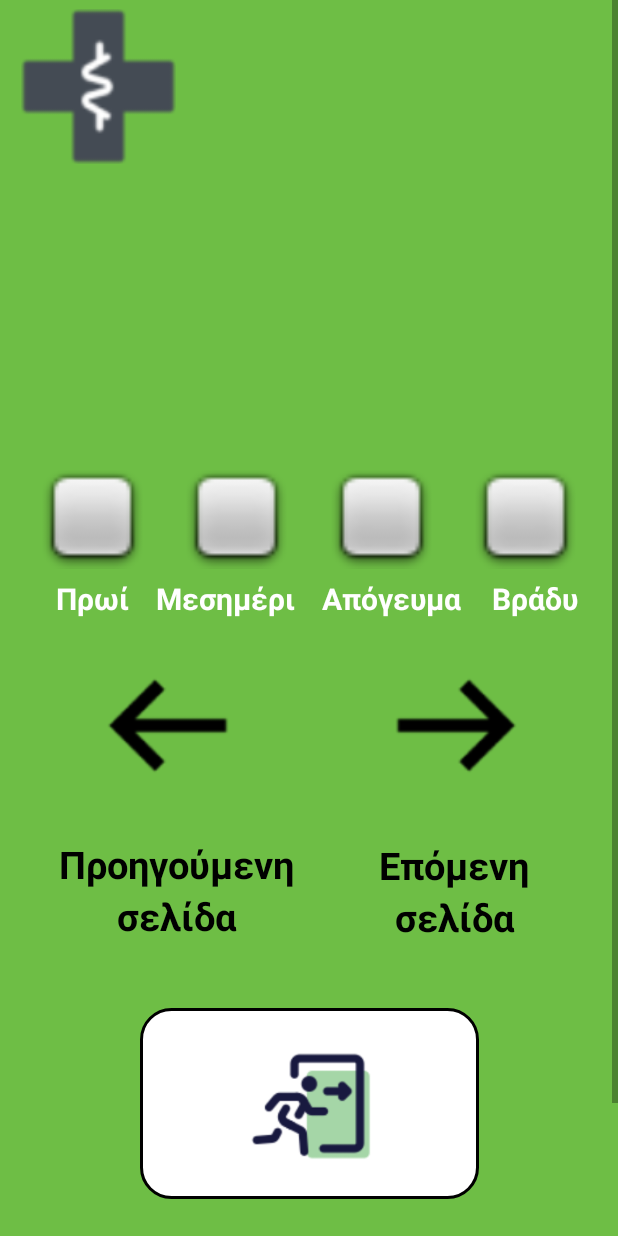
After one commit to Lazaris02/ElderlyUI, an Android app: the layout add_times.xml on its own in the app's theme, with its tools: preview values and no code run, on a phone screen of 412 x 824 dp. The commit adds this screen. Run offline under Robolectric (Android 15) with nearby library versions, the phone set to English and light mode, and no system bars.

Commit message:
AddedPill revisit

```diff
--- a/app/src/main/java/com/example/elderlyui/AddPillsActivity.java
+++ b/app/src/main/java/com/example/elderlyui/AddPillsActivity.java
@@ -7,6 +7,7 @@ import android.text.SpannableString;
 import android.text.Spanned;
 import android.text.style.ForegroundColorSpan;
 import android.view.View;
+import android.widget.CheckBox;
 import android.widget.EditText;
 import android.widget.ImageView;
 import android.widget.TextView;
@@ -25,29 +26,19 @@ public class AddPillsActivity extends AppCompatActivity {
     TextView left;
     TextView right;
     ImageView exit;
+    CheckBox morning;
+    CheckBox mesimeri;
+    CheckBox noon;
+    CheckBox night;
     @Override
     protected void onCreate(Bundle savedInstanceState) {
         super.onCreate(savedInstanceState);
         pill=new Pill();
-        setContentView(R.layout.add_pills);
-        addedPill = findViewById(R.id.pill_input);
-        messageText = findViewById(R.id.input_message);
-        next=findViewById(R.id.nextImage);
-        before=findViewById(R.id.beforeImage);
-        left=findViewById(R.id.before);
-        right=findViewById(R.id.next);
-        exit=findViewById(R.id.exit_text);
-        exit.setOnClickListener(new View.OnClickListener() {
-            @Override
-            public void onClick(View view) {
-                Intent myIntent = new Intent(view.getContext(), MainActivity.class);
-                startActivity(myIntent);
-                finish();
-            }
-        });
         addName();
     }
     private void addName(){
+        setContentView(R.layout.add_pills);
+        onClicks();
         addedPill.setText(pill.getName());
         String text = "Πληκτρολόγησε το \nόνομα του \nΦαρμάκου";
 
@@ -76,7 +67,6 @@ public class AddPillsActivity extends AppCompatActivity {
             @Override
             public void onClick(View view) {
                 String addedPillstr=addedPill.getText().toString();
-                System.out.println(addedPillstr);
                 if(addedPillstr.isEmpty()){
                     Toast.makeText(getApplicationContext(), "ΠΡΟΣΘΕΣΤΕ ΟΝΟΜΑ ΦΑΡΜΑΚΟΥ", Toast.LENGTH_SHORT).show();
                 }
@@ -88,6 +78,8 @@ public class AddPillsActivity extends AppCompatActivity {
         });
     }
     private void setDose(){
+        setContentView(R.layout.add_pills);
+        onClicks();
         addedPill.setText(pill.getDose());
         String text = "Πληκτρολόγησε τη \nδοσολογία του Φαρμάκου";
 
@@ -116,7 +108,8 @@ public class AddPillsActivity extends AppCompatActivity {
         before.setOnClickListener(new View.OnClickListener() {
             @Override
             public void onClick(View view) {
-                pill.setDose(null);
+                String addedDosestr=addedPill.getText().toString();
+                pill.setDose(addedDosestr);
                 addName();
             }
         });
@@ -126,7 +119,6 @@ public class AddPillsActivity extends AppCompatActivity {
             @Override
             public void onClick(View view) {
                 String addedDosestr=addedPill.getText().toString();
-                System.out.println(addedDosestr);
                 if(addedDosestr.isEmpty()){
                     Toast.makeText(getApplicationContext(), "ΠΡΟΣΘΕΣΤΕ ΔΟΣΟΛΟΓΙΑ ΦΑΡΜΑΚΟΥ", Toast.LENGTH_SHORT).show();
                 }
@@ -138,7 +130,12 @@ public class AddPillsActivity extends AppCompatActivity {
         });
     }
     private void setTimes(){
-        addedPill.setText(pill.getTimes());
+        setContentView(R.layout.add_times);
+        onClicks();
+        morning.setChecked(pill.isMorning());
+        mesimeri.setChecked(pill.isMesimeri());
+        noon.setChecked(pill.isNoon());
+        night.setChecked(pill.isNight());
         String text = "Πόσες φορές την \nμέρα θα \nλαμβάνεται το \nφάρμακο";
 
 
@@ -162,7 +159,10 @@ public class AddPillsActivity extends AppCompatActivity {
         before.setOnClickListener(new View.OnClickListener() {
             @Override
             public void onClick(View view) {
-                pill.setTimes(null);
+                pill.setMorning(morning.isChecked());
+                pill.setNoon(noon.isChecked());
+                pill.setNight(night.isChecked());
+                pill.setMesimeri(mesimeri.isChecked());
                 setDose();
             }
         });
@@ -171,15 +171,31 @@ public class AddPillsActivity extends AppCompatActivity {
         next.setOnClickListener(new View.OnClickListener() {
             @Override
             public void onClick(View view) {
-                String addedTimestr=addedPill.getText().toString();
-                System.out.println(addedTimestr);
-                if(addedTimestr.isEmpty()){
-                    Toast.makeText(getApplicationContext(), "ΠΡΟΣΘΕΣΤΕ ΤΙΣ ΦΟΡΕΣ ΠΟΥ ΘΑ ΛΑΜΒΑΝΕΤΕ ΤΟ ΦΑΡΜΑΚΟ ΚΑΘΗΜΕΡΙΝΑ", Toast.LENGTH_SHORT).show();
-                }
-                else{
-                    pill.setTimes(addedTimestr);
-                    setDose();
-                }
+                pill.setMorning(morning.isChecked());
+                pill.setNoon(noon.isChecked());
+                pill.setNight(night.isChecked());
+                pill.setMesimeri(mesimeri.isChecked());
+            }
+        });
+    }
+    private void onClicks(){
+        addedPill = findViewById(R.id.pill_input);
+        messageText = findViewById(R.id.input_message);
+        next=findViewById(R.id.nextImage);
+        before=findViewById(R.id.beforeImage);
+        left=findViewById(R.id.before);
+        right=findViewById(R.id.next);
+        exit=findViewById(R.id.exit_text);
+        morning=findViewById(R.id.morning);
+        mesimeri=findViewById(R.id.mesimeri);
+        noon=findViewById(R.id.evening);
+        night=findViewById(R.id.night);
+        exit.setOnClickListener(new View.OnClickListener() {
+            @Override
+            public void onClick(View view) {
+                Intent myIntent = new Intent(view.getContext(), MainActivity.class);
+                startActivity(myIntent);
+                finish();
             }
         });
     }
--- a/app/src/main/java/com/example/elderlyui/models/Pill.java
+++ b/app/src/main/java/com/example/elderlyui/models/Pill.java
@@ -3,33 +3,70 @@ package com.example.elderlyui.models;
 public class Pill {
     private String name;
     private String dose;
-    private String times;
-    public Pill(String name,String dose,String times){
-        this.name=name;
-        this.dose=dose;
-        this.times=times;
+    private boolean morning;
+    private boolean mesimeri;
+    private boolean noon;
+    private boolean night;
+
+    public Pill(String name, String dose) {
+        this.name = name;
+        this.dose = dose;
     }
-    public Pill(){
-        this.name=null;
-        this.dose=null;
-        this.times=null;
+
+    public Pill() {
+        this.name = null;
+        this.dose = null;
+        this.morning = false;
+        this.mesimeri = false;
+        this.noon = false;
+        this.night = false;
     }
-    public void setName(String name){
-        this.name=name;
+
+    public void setName(String name) {
+        this.name = name;
     }
-    public void setDose(String dose){
-        this.dose=dose;
+
+    public void setDose(String dose) {
+        this.dose = dose;
     }
-    public void setTimes(String times){
-        this.times=times;
+
+    public void setMorning(boolean morning) {
+        this.morning = morning;
     }
-    public String getName(){
+
+    public void setMesimeri(boolean mesimeri) {
+        this.mesimeri = mesimeri;
+    }
+
+    public void setNoon(boolean noon) {
+        this.noon = noon;
+    }
+
+    public void setNight(boolean night) {
+        this.night = night;
+    }
+
+    public String getName() {
         return this.name;
     }
-    public String getDose(){
+
+    public String getDose() {
         return this.dose;
     }
-    public String getTimes(){
-        return this.times;
+
+    public boolean isMesimeri() {
+        return mesimeri;
+    }
+
+    public boolean isMorning() {
+        return morning;
+    }
+
+    public boolean isNight() {
+        return night;
+    }
+
+    public boolean isNoon() {
+        return noon;
     }
 }
--- /dev/null
+++ b/app/src/main/res/drawable/checkbox_checked.xml
@@ -0,0 +1,11 @@
+<?xml version="1.0" encoding="utf-8"?>
+<layer-list xmlns:android="http://schemas.android.com/apk/res/android">
+    <item android:drawable="@android:color/transparent"/>
+    <item>
+        <shape android:shape="rectangle">
+            <size android:width="70dp" android:height="70dp"/>
+            <stroke android:width="0dp" android:color="#000000"/>
+        </shape>
+    </item>
+    <item android:drawable="@android:drawable/checkbox_on_background"/>
+</layer-list>
--- /dev/null
+++ b/app/src/main/res/drawable/checkbox_unchecked.xml
@@ -0,0 +1,10 @@
+<?xml version="1.0" encoding="utf-8"?>
+<layer-list xmlns:android="http://schemas.android.com/apk/res/android">
+    <item android:drawable="@android:color/transparent"/>
+    <item>
+        <shape android:shape="rectangle">
+            <size android:width="70dp" android:height="70dp"/>
+        </shape>
+    </item>
+    <item android:drawable="@android:drawable/checkbox_off_background"/>
+</layer-list>
--- /dev/null
+++ b/app/src/main/res/drawable/custom_checkbox.xml
@@ -0,0 +1,5 @@
+<?xml version="1.0" encoding="utf-8"?>
+<selector xmlns:android="http://schemas.android.com/apk/res/android">
+    <item android:state_checked="true" android:drawable="@drawable/checkbox_checked"/>
+    <item android:drawable="@drawable/checkbox_unchecked"/>
+</selector>
--- /dev/null
+++ b/app/src/main/res/layout/add_times.xml
@@ -0,0 +1,220 @@
+<?xml version="1.0" encoding="utf-8"?>
+<ScrollView xmlns:android="http://schemas.android.com/apk/res/android"
+    xmlns:app="http://schemas.android.com/apk/res-auto"
+    xmlns:tools="http://schemas.android.com/tools"
+    android:layout_width="match_parent"
+    android:layout_height="match_parent"
+    android:background="#6EBE45"
+    tools:context=".AddPillsActivity">
+
+    <androidx.constraintlayout.widget.ConstraintLayout
+        android:layout_width="match_parent"
+        android:layout_height="wrap_content">
+
+        <TextView
+            android:id="@+id/before"
+            android:layout_width="179dp"
+            android:layout_height="84dp"
+            android:layout_marginBottom="288dp"
+            android:fontFamily="@font/noto_sans_bold"
+            android:gravity="center"
+            android:text="Προηγούμενη\nσελίδα"
+            android:textColor="@color/black"
+            android:textSize="25sp"
+            app:layout_constraintBottom_toBottomOf="parent"
+            app:layout_constraintEnd_toEndOf="parent"
+            app:layout_constraintHorizontal_bias="0.121"
+            app:layout_constraintStart_toStartOf="parent" />
+
+        <ImageView
+            android:id="@+id/beforeImage"
+            android:layout_width="216dp"
+            android:layout_height="103dp"
+            android:layout_marginBottom="388dp"
+            app:layout_constraintBottom_toBottomOf="parent"
+            app:layout_constraintEnd_toEndOf="parent"
+            app:layout_constraintHorizontal_bias="0.021"
+            app:layout_constraintStart_toStartOf="parent"
+            app:srcCompat="@drawable/left" />
+
+        <TextView
+            android:id="@+id/input_message"
+            android:layout_width="236dp"
+            android:layout_height="140dp"
+            android:layout_marginBottom="620dp"
+            android:fontFamily="@font/noto_sans_bold"
+            android:gravity="center"
+            android:textColor="@color/white"
+            android:textSize="25sp"
+            app:layout_constraintBottom_toBottomOf="parent"
+            app:layout_constraintEnd_toEndOf="parent"
+            app:layout_constraintHorizontal_bias="0.523"
+            app:layout_constraintStart_toStartOf="parent" />
+
+        <TextView
+            android:id="@+id/textView7"
+            android:layout_width="182dp"
+            android:layout_height="49dp"
+            android:layout_marginBottom="56dp"
+            android:fontFamily="@font/noto_sans_bold"
+            android:gravity="center"
+            android:text="Έξοδος"
+            android:textColor="@color/black"
+            android:textSize="30sp"
+            app:layout_constraintBottom_toBottomOf="parent"
+            app:layout_constraintEnd_toEndOf="parent"
+            app:layout_constraintStart_toStartOf="parent" />
+
+        <TextView
+            android:id="@+id/next"
+            android:layout_width="170dp"
+            android:layout_height="106dp"
+            android:layout_marginBottom="276dp"
+            android:fontFamily="@font/noto_sans_bold"
+            android:gravity="center"
+            android:text="Επόμενη\nσελίδα"
+            android:textColor="@color/black"
+            android:textSize="25sp"
+            app:layout_constraintBottom_toBottomOf="parent"
+            app:layout_constraintEnd_toEndOf="parent"
+            app:layout_constraintHorizontal_bias="0.9"
+            app:layout_constraintStart_toStartOf="parent" />
+
+        <ImageView
+            android:id="@+id/exit_text"
+            android:layout_width="226dp"
+            android:layout_height="127dp"
+            android:layout_marginBottom="124dp"
+            android:background="@drawable/joke_background"
+            android:fontFamily="@font/noto_sans_bold"
+            android:padding="20dp"
+            android:textColor="@color/black"
+            android:textSize="24dp"
+            app:layout_constraintBottom_toBottomOf="parent"
+            app:layout_constraintEnd_toEndOf="parent"
+            app:layout_constraintHorizontal_bias="0.502"
+            app:layout_constraintStart_toStartOf="parent"
+            app:srcCompat="@drawable/emergency_exit" />
+
+        <ImageView
+            android:layout_width="103dp"
+            android:layout_height="115dp"
+            android:layout_marginBottom="808dp"
+            app:layout_constraintBottom_toBottomOf="parent"
+            app:layout_constraintEnd_toEndOf="parent"
+            app:layout_constraintHorizontal_bias="0.046"
+            app:layout_constraintStart_toStartOf="parent"
+            app:srcCompat="@drawable/hospital" />
+
+        <ImageView
+            android:id="@+id/nextImage"
+            android:layout_width="216dp"
+            android:layout_height="103dp"
+            android:layout_marginBottom="388dp"
+            app:layout_constraintBottom_toBottomOf="parent"
+            app:layout_constraintEnd_toEndOf="parent"
+            app:layout_constraintHorizontal_bias="1.0"
+            app:layout_constraintStart_toStartOf="parent"
+            app:srcCompat="@drawable/right" />
+
+        <CheckBox
+            android:id="@+id/morning"
+            android:layout_width="70dp"
+            android:layout_height="70dp"
+            android:layout_marginBottom="544dp"
+            android:button="@drawable/custom_checkbox"
+            app:layout_constraintBottom_toBottomOf="parent"
+            app:layout_constraintEnd_toStartOf="@+id/mesimeri"
+            app:layout_constraintStart_toStartOf="parent"
+            app:layout_constraintVertical_bias="0.5" />
+
+        <TextView
+            android:id="@+id/morning_text"
+            android:layout_width="wrap_content"
+            android:layout_height="wrap_content"
+            android:layout_marginTop="8dp"
+            android:text="Πρωί"
+            android:textColor="@color/white"
+            android:fontFamily="@font/noto_sans_bold"
+            android:textSize="20dp"
+            app:layout_constraintTop_toBottomOf="@+id/morning"
+            app:layout_constraintStart_toStartOf="@+id/morning"
+            app:layout_constraintEnd_toEndOf="@+id/morning" />
+
+        <CheckBox
+            android:id="@+id/mesimeri"
+            android:layout_width="70dp"
+            android:layout_height="70dp"
+            android:layout_marginBottom="544dp"
+            android:button="@drawable/custom_checkbox"
+            app:layout_constraintBottom_toBottomOf="parent"
+            app:layout_constraintEnd_toStartOf="@+id/evening"
+            app:layout_constraintStart_toEndOf="@+id/morning" />
+
+        <TextView
+            android:id="@+id/mesimeri_text"
+            android:layout_width="wrap_content"
+            android:layout_height="wrap_content"
+            android:layout_marginTop="8dp"
+            android:fontFamily="@font/noto_sans_bold"
+            android:text="Μεσημέρι"
+            android:textSize="20dp"
+            android:textColor="@color/white"
+            app:layout_constraintEnd_toEndOf="@+id/mesimeri"
+            app:layout_constraintHorizontal_bias="0.843"
+            app:layout_constraintStart_toStartOf="@+id/mesimeri"
+            app:layout_constraintTop_toBottomOf="@+id/mesimeri" />
+
+        <CheckBox
+            android:id="@+id/evening"
+            android:layout_width="70dp"
+            android:layout_height="70dp"
+            android:layout_marginBottom="544dp"
+            android:button="@drawable/custom_checkbox"
+            app:layout_constraintBottom_toBottomOf="parent"
+            app:layout_constraintEnd_toStartOf="@+id/night"
+            app:layout_constraintStart_toEndOf="@+id/mesimeri"
+            app:layout_constraintVertical_bias="0.5" />
+
+        <TextView
+            android:id="@+id/evening_text"
+            android:layout_width="wrap_content"
+            android:layout_height="wrap_content"
+            android:layout_marginTop="8dp"
+            android:fontFamily="@font/noto_sans_bold"
+            android:text="Απόγευμα"
+            android:textSize="20dp"
+            android:textColor="@color/white"
+            app:layout_constraintEnd_toEndOf="@+id/evening"
+            app:layout_constraintHorizontal_bias="0.212"
+            app:layout_constraintStart_toStartOf="@+id/evening"
+            app:layout_constraintTop_toBottomOf="@+id/evening" />
+
+        <CheckBox
+            android:id="@+id/night"
+            android:layout_width="70dp"
+            android:layout_height="70dp"
+            android:layout_marginBottom="544dp"
+            android:button="@drawable/custom_checkbox"
+            app:layout_constraintBottom_toBottomOf="parent"
+            app:layout_constraintEnd_toEndOf="parent"
+            app:layout_constraintStart_toEndOf="@+id/evening"
+            app:layout_constraintVertical_bias="0.5" />
+
+        <TextView
+            android:id="@+id/night_text"
+            android:layout_width="wrap_content"
+            android:layout_height="wrap_content"
+            android:layout_marginTop="8dp"
+            android:fontFamily="@font/noto_sans_bold"
+            android:text="Βράδυ"
+            android:textSize="20dp"
+            android:textColor="@color/white"
+            app:layout_constraintEnd_toEndOf="@+id/night"
+            app:layout_constraintHorizontal_bias="1.0"
+            app:layout_constraintStart_toStartOf="@+id/night"
+            app:layout_constraintTop_toBottomOf="@+id/night" />
+
+
+    </androidx.constraintlayout.widget.ConstraintLayout>
+</ScrollView>
```
